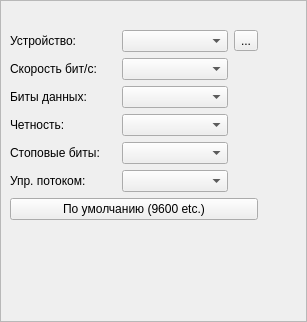
The window that Qt/lib/serial5/src/ui/serialbox5.ui (RinatB2017/mega_GIT) describes before a commit, drawn with Qt 5.
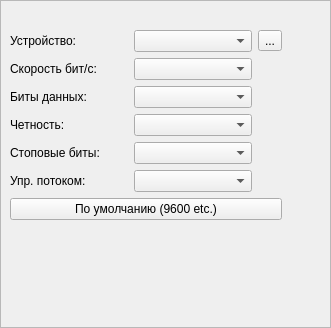
The same window after the commit. Icons and pictures are not drawn.

What changed in the file:
```diff
--- a/Qt/lib/serial5/src/ui/serialbox5.ui
+++ b/Qt/lib/serial5/src/ui/serialbox5.ui
@@ -6,8 +6,8 @@
    <rect>
     <x>0</x>
     <y>0</y>
-    <width>307</width>
-    <height>322</height>
+    <width>331</width>
+    <height>328</height>
    </rect>
   </property>
   <layout class="QHBoxLayout" name="horizontalLayout">
```
Left out of the diff: 11 changed lines with no effect on the pictures.
